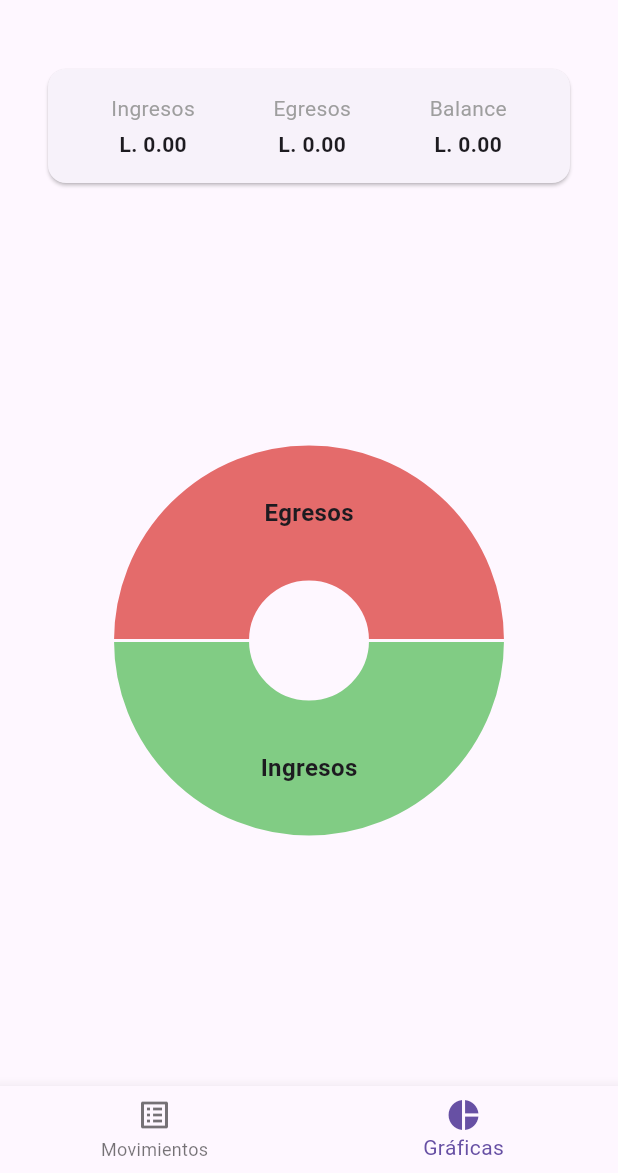
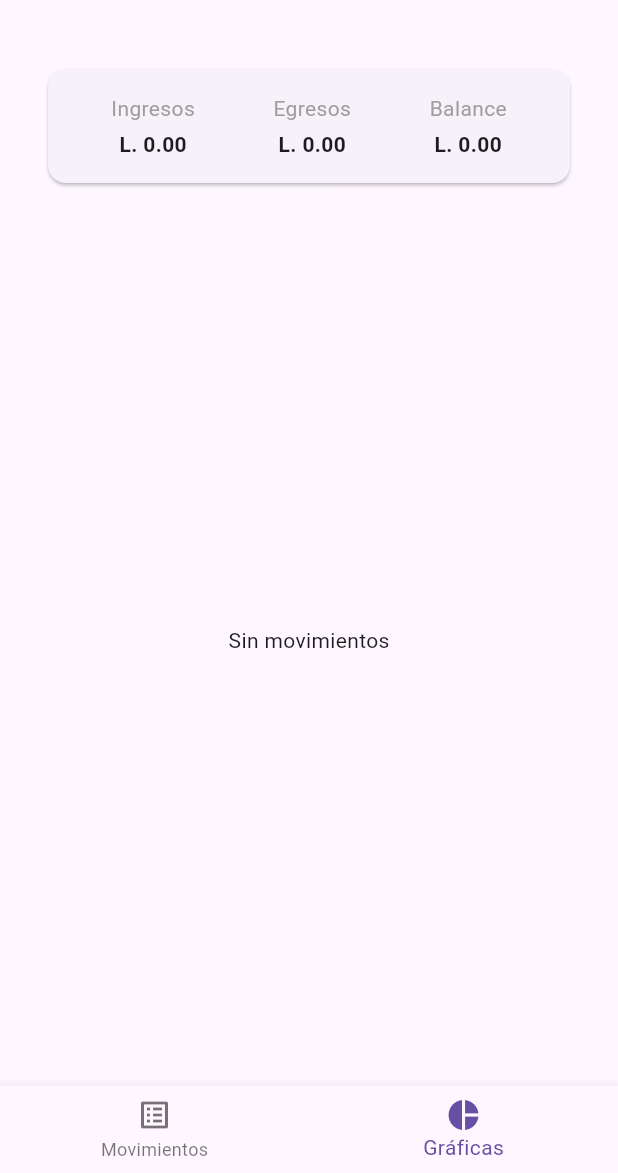
Before and after one commit to nbcc90/proyecto3_Control_Gastos_Personales, a Flutter app: the HomePage screen opened directly with empty values, swiped to page 2, on a phone screen of 412 x 824 dp, the part 63-1236 px from its top. Run offline on Flutter 3.47's test engine with Material 3 defaults, Android fonts, the phone set to English and light mode, and no system bars; drawn by our look-alikes of fl_chart; our stand-ins replace get, get_storage, go_router; accounts and stored records are empty.

Commit message:
Actualizacion de ruta home en redireccionamiento, se agrega condicion para mostrar u ocultar grafico

```diff
--- a/lib/main.dart
+++ b/lib/main.dart
@@ -31,7 +31,7 @@
         final goingToLogin = state.matchedLocation == '/login';
         final goingToRegister = state.matchedLocation == '/register';
         if (!isLoggedIn && !goingToLogin && !goingToRegister) return '/login';
-        if (isLoggedIn && goingToLogin) return '/home';
+        if (isLoggedIn && goingToLogin) return '/home/:user';
         return null;
       },
       routes: [
--- a/lib/views/home.dart
+++ b/lib/views/home.dart
@@ -231,7 +231,9 @@ class _HomePageState extends State<HomePage> {
           CardPage(income: totalIncome, expense: totalExpense),
           const SizedBox(height: 16),
           Expanded(
-            child: PieChart(
+            child: filtered.isEmpty
+              ? const Center(child: Text('Sin movimientos'))
+              : PieChart(
               PieChartData(
                 sectionsSpace: 2,
                 centerSpaceRadius: 40,
--- a/lib/views/register_page.dart
+++ b/lib/views/register_page.dart
@@ -168,7 +168,7 @@ class RegistroPage extends StatelessWidget {
                               'password',
                               passwordController.text.trim(),
                             );
-                            context.goNamed('login');
+                            context.pop();
                           }
                         },
                         child: const Text(
```
